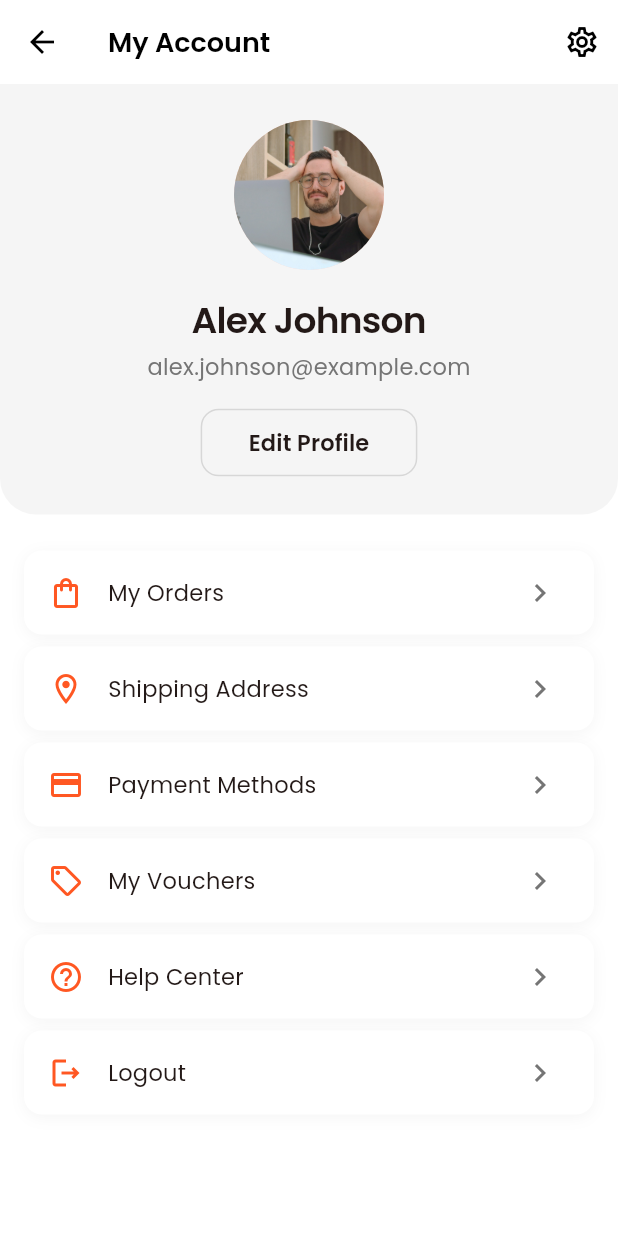
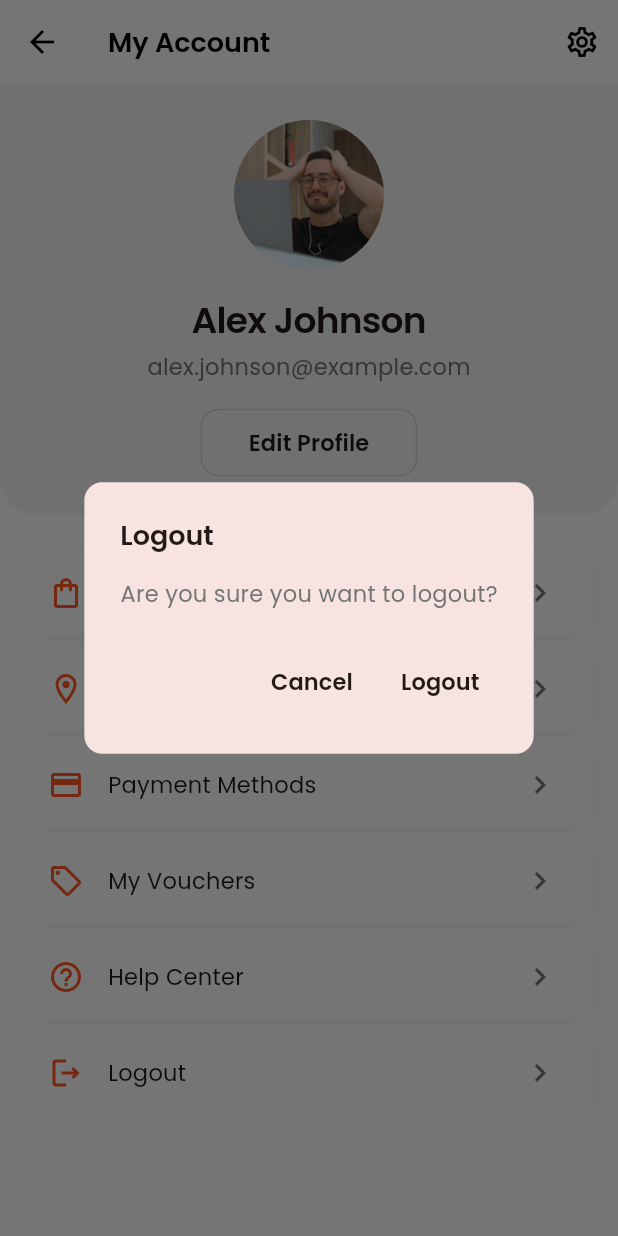
Before and after one commit to Edil-Ayehu/UI-2-Ecommerce-, a Flutter app: the AccountScreen screen opened directly, after a tap on "Logout", on a phone screen of 412 x 824 dp. Run offline on Flutter 3.47's test engine with Material 3 defaults, Android fonts, the phone set to English and light mode, and no system bars; our stand-ins replace get, get_storage, google_fonts, share_plus; accounts and stored records are empty.

Commit message:
logout dialog

```diff
--- a/lib/view/pages/account_screen.dart
+++ b/lib/view/pages/account_screen.dart
@@ -1,5 +1,6 @@
 import 'package:ecommerce_ui/utils/app_textstyles.dart';
 import 'package:flutter/material.dart';
+import 'package:get/get.dart';
 
 class AccountScreen extends StatelessWidget {
   const AccountScreen({super.key});
@@ -143,11 +144,67 @@ class AccountScreen extends StatelessWidget {
                 Icons.chevron_right,
                 color: isDark ? Colors.grey[400] : Colors.grey[600],
               ),
-              onTap: () {},
+              onTap: () {
+                if (item['title'] == 'Logout') {
+                  _showLogoutDialog(context);
+                }
+              },
             ),
           );
         }).toList(),
       ),
     );
   }
+
+  void _showLogoutDialog(BuildContext context) {
+    final isDark = Theme.of(context).brightness == Brightness.dark;
+
+    Get.dialog(
+      AlertDialog(
+        shape: RoundedRectangleBorder(
+          borderRadius: BorderRadius.circular(12),
+        ),
+        title: Text(
+          'Logout',
+          style: AppTextStyle.withColor(
+            AppTextStyle.h3,
+            Theme.of(context).textTheme.bodyLarge!.color!,
+          ),
+        ),
+        content: Text(
+          'Are you sure you want to logout?',
+          style: AppTextStyle.withColor(
+            AppTextStyle.bodyMedium,
+            isDark ? Colors.grey[400]! : Colors.grey[600]!,
+          ),
+        ),
+        actions: [
+          TextButton(
+            onPressed: () {
+              Get.back();
+            },
+            child: Text(
+              'Cancel',
+              style: AppTextStyle.withColor(
+                AppTextStyle.buttonMedium,
+                Theme.of(context).textTheme.bodyLarge!.color!,
+              ),
+            ),
+          ),
+          TextButton(
+            onPressed: () {
+              // Handle logout
+            },
+            child: Text(
+              'Logout',
+              style: AppTextStyle.withColor(
+                AppTextStyle.buttonMedium,
+                Theme.of(context).textTheme.bodyLarge!.color!,
+              ),
+            ),
+          ),
+        ],
+      ),
+    );
+  }
 }
```
Also changed, not shown: lib/view/pages/settings_screen.dart (added).
